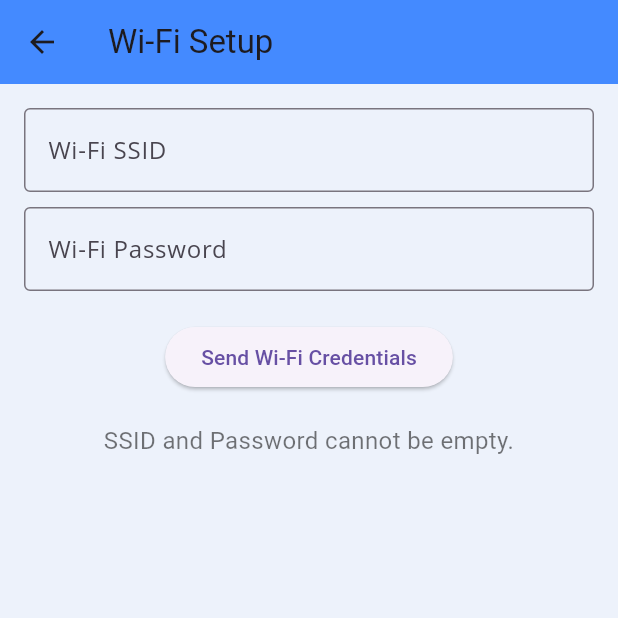
After one commit to castorrr/tambal, a Flutter app: the WifiConfigPage screen opened by its route, after a tap on "Send Wi-Fi Credentials", on a phone screen of 412 x 824 dp, the top half of it. The commit adds this screen. Run offline on Flutter 3.47's test engine with Material 3 defaults, Android fonts, the phone set to English and light mode, and no system bars; our stand-ins replace awesome_notifications, cloud_firestore, firebase_auth, firebase_core, firebase_database, flutter_svg and 4 more; missing offline and left inert: esp_smartconfig, excel; accounts and stored records are empty; Roboto replaces fonts that are missing (Open Sans).

Commit message:
[feature][fix][troy] - added the wifi provisioning feature that enables the app to dynamically change the wifi of the esp then fix the modal issues when enrolling

```diff
--- a/lib/main.dart
+++ b/lib/main.dart
@@ -9,6 +9,7 @@ import 'pages/auth/signup.dart';
 import 'pages/auth/forgot_password.dart';
 import 'pages/dashboard/main_dashboard.dart';
 import 'pages/dashboard/alerts_page.dart';
+import 'pages/dashboard/wifi_page.dart';
 import 'pages/welcome_page.dart';
 import 'pages/dashboard/tabs/medicine_page.dart';
 import 'pages/dashboard/tabs/patients_page.dart';
@@ -102,6 +103,7 @@ class MyApp extends StatelessWidget {
           '/patients-page': (context) => const PatientsPage(),
           '/profile-page': (context) => const ProfilePage(),
           '/alerts-page': (context) => const AlertsPage(),
+          '/wifi-page': (context) => const WifiConfigPage(),
         },
       ),
     );
--- /dev/null
+++ b/lib/pages/dashboard/wifi_page.dart
@@ -0,0 +1,123 @@
+import 'package:flutter/material.dart';
+import 'package:esp_smartconfig/esp_smartconfig.dart';
+import 'package:logger/logger.dart';
+import 'dart:async'; // Import for Timer
+
+class WifiConfigPage extends StatefulWidget {
+  const WifiConfigPage({super.key});
+
+  @override
+  WifiConfigPageState createState() => WifiConfigPageState();
+}
+
+class WifiConfigPageState extends State<WifiConfigPage> {
+  final TextEditingController ssidController = TextEditingController();
+  final TextEditingController passwordController = TextEditingController();
+  bool isConfiguring = false;
+  String statusMessage = "Enter Wi-Fi credentials and configure ESP32";
+
+  Provisioner? provisioner;
+  final Logger logger = Logger();
+  Timer? timeoutTimer; // Declare Timer here
+
+  @override
+  void dispose() {
+    provisioner?.stop();
+    timeoutTimer?.cancel(); // Cancel the timer when the widget is disposed
+    super.dispose();
+  }
+
+  void startSmartConfig() async {
+    if (ssidController.text.isEmpty || passwordController.text.isEmpty) {
+      updateStatus("SSID and Password cannot be empty.");
+      return;
+    }
+
+    updateStatus("Configuring ESP32... Please wait", isConfiguring: true);
+
+    try {
+      provisioner = Provisioner.espTouch();
+
+      // Handle provisioning response
+      provisioner?.listen((response) {
+        timeoutTimer?.cancel(); // Cancel the timer on success
+        if (!mounted) return;
+
+        updateStatus("ESP32 Connected!", isConfiguring: false);
+        provisioner?.stop();
+      });
+
+      // Set timeout mechanism
+      timeoutTimer = Timer(const Duration(seconds: 45), () {
+        if (!mounted || !isConfiguring) return;
+        updateStatus("SmartConfig timed out. Try again.", isConfiguring: false);
+        provisioner?.stop();
+      });
+
+      await provisioner?.start(ProvisioningRequest.fromStrings(
+        ssid: ssidController.text,
+        password: passwordController.text,
+      ));
+    } catch (e) {
+      logger.e("SmartConfig failed: $e");
+      if (mounted) updateStatus("Error: ${e.toString()}", isConfiguring: false);
+      provisioner?.stop();
+    }
+  }
+
+  void updateStatus(String message, {bool isConfiguring = false}) {
+    if (mounted) {
+      setState(() {
+        this.isConfiguring = isConfiguring;
+        statusMessage = message;
+      });
+    }
+  }
+
+  @override
+  Widget build(BuildContext context) {
+    return Scaffold(
+      appBar: AppBar(
+        title: const Text("Wi-Fi Setup"),
+        backgroundColor: Colors.blueAccent,
+      ),
+      body: Padding(
+        padding: const EdgeInsets.all(16.0),
+        child: Column(
+          mainAxisSize: MainAxisSize.min,
+          children: [
+            TextField(
+              controller: ssidController,
+              decoration: const InputDecoration(
+                labelText: "Wi-Fi SSID",
+                border: OutlineInputBorder(),
+              ),
+            ),
+            const SizedBox(height: 10),
+            TextField(
+              controller: passwordController,
+              decoration: const InputDecoration(
+                labelText: "Wi-Fi Password",
+                border: OutlineInputBorder(),
+              ),
+              obscureText: true,
+            ),
+            const SizedBox(height: 20),
+            ElevatedButton(
+              onPressed: isConfiguring ? null : startSmartConfig,
+              child: isConfiguring
+                  ? const CircularProgressIndicator(color: Colors.white)
+                  : const Text("Send Wi-Fi Credentials"),
+            ),
+            const SizedBox(height: 20),
+            Text(
+              statusMessage,
+              textAlign: TextAlign.center,
+              style: const TextStyle(fontSize: 16, color: Colors.black54),
+            ),
+          ],
+        ),
+      ),
+    );
+  }
+}
--- a/pubspec.yaml
+++ b/pubspec.yaml
@@ -50,6 +50,7 @@ dependencies:
   pdf: ^3.11.1
   path_provider: ^2.1.5
   permission_handler: ^11.3.1
+  esp_smartconfig: ^2.0.4
 
 dev_dependencies:
   flutter_test:
```
Also changed, not shown: lib/modals/modal_add_patient.dart (+73 -98 lines), lib/pages/dashboard/tabs/medicine_page.dart (+6 -3 lines), lib/services/realtime_database_service.dart (+25 -4 lines), lib/widgets/custom_app_bar.dart (+14 -0 lines), pubspec.lock.
